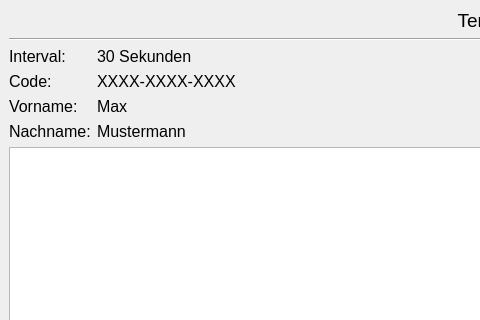
Old version of the form tools/gui/terminsuche.ui in the repository timreibe/vaccipy; both pictures show x 0 to 480 and y 0 to 320 of the 1023 by 484 pixel window.
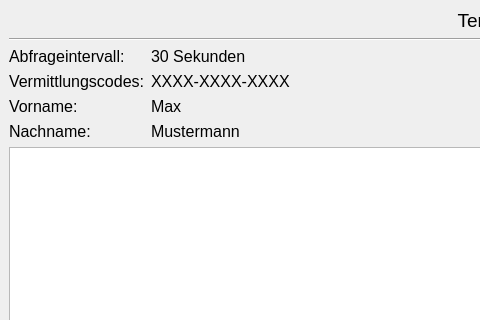
New version of the form.

```diff
--- a/tools/gui/terminsuche.ui
+++ b/tools/gui/terminsuche.ui
@@ -63,7 +63,7 @@
            </font>
           </property>
           <property name="text">
-           <string>Code:</string>
+           <string>Vermittlungscodes:</string>
           </property>
          </widget>
         </item>
@@ -135,7 +135,7 @@
            </font>
           </property>
           <property name="text">
-           <string>Interval: </string>
+           <string>Abfrageintervall:</string>
           </property>
          </widget>
         </item>
```
